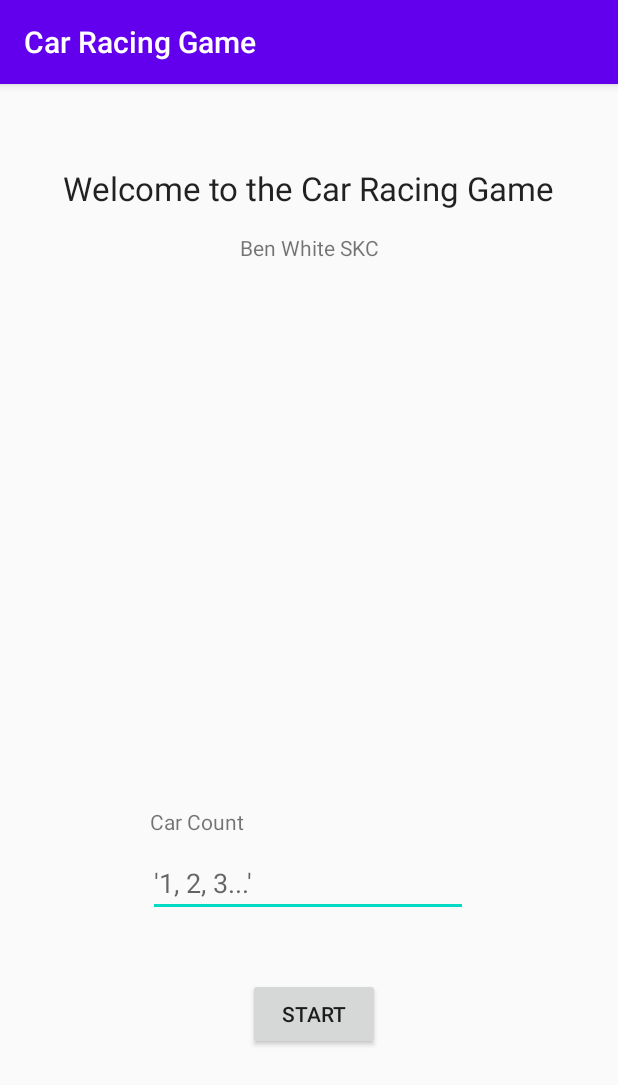
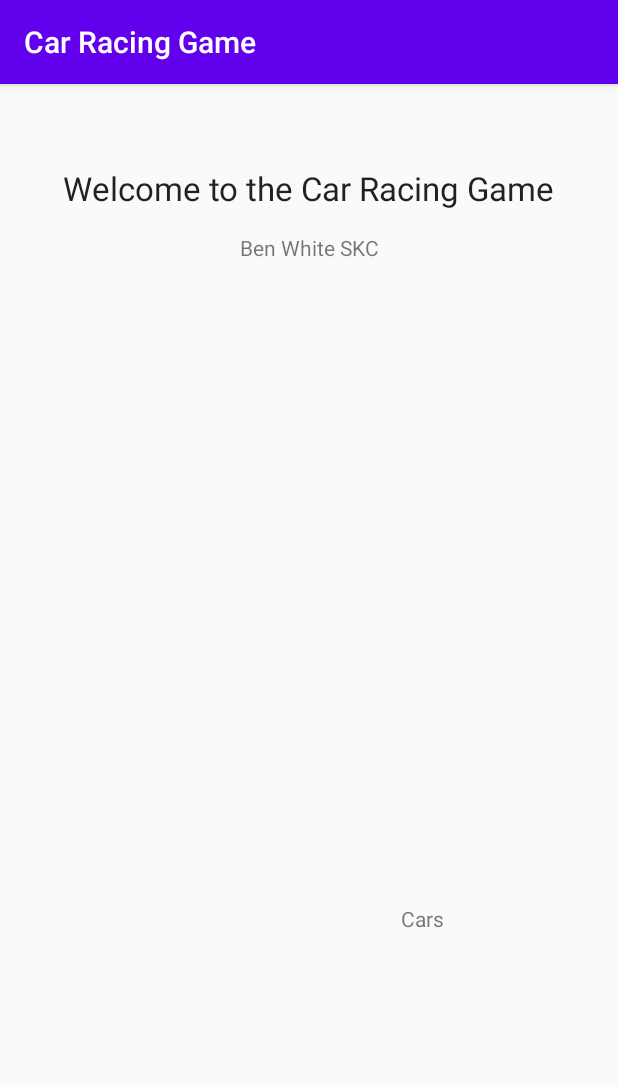
Before and after one commit to UnRealReincarlution/Car-Racing-Game, an Android app: the screen it shows after launch (MainActivity), after a tap on "START", on a phone screen of 412 x 824 dp. Shown: the top 1085 px of the screen. Run offline under Robolectric (Android 15) with nearby library versions, the phone set to English and light mode, and no system bars; 1 statement that could not run was skipped.

Commit message:
Created Car Class

```diff
--- a/app/src/main/java/com/example/carracinggame/MainActivity.kt
+++ b/app/src/main/java/com/example/carracinggame/MainActivity.kt
@@ -7,6 +7,7 @@ import android.widget.Button
 import android.widget.EditText
 import android.widget.TextView
 import org.w3c.dom.Text
+import java.util.*
 
 class MainActivity : AppCompatActivity() {
     override fun onCreate(savedInstanceState: Bundle?) {
@@ -14,15 +15,48 @@ class MainActivity : AppCompatActivity() {
         setContentView(R.layout.activity_main)
 
         val button = findViewById<Button>(R.id.start_button)
-        val car_count = findViewById<EditText>(R.id.number_of_cars).text;
+        val car_count = findViewById<EditText>(R.id.number_of_cars).text
+        val car_counter = findViewById<EditText>(R.id.number_of_cars)
         val text_to_change = findViewById<TextView>(R.id.changeMe)
+        val tooltip_text = findViewById<TextView>(R.id.car_count_tooltip)
 
         button.setOnClickListener {
-            text_to_change.text = car_count
+            text_to_change.text = "$car_count Cars"
+            car_counter.setVisibility(EditText.GONE)
+            button.setVisibility(Button.GONE)
+            tooltip_text.setVisibility(TextView.GONE)
+            val number_of_cars = car_count.toString().toInt()
+
+            val cars = MutableList(number_of_cars) { Car() }
+            for(x in 0 until number_of_cars){
+                cars.add(createCar(x))
+                print("Creating Car $x")
+            }
+
+            runGame(cars)
         }
+    }
 
+    private fun createCar(car_number: Int): Car {
+        val car = Car()
+        car.car_no = car_number
+        return car
+    }
+
+    private fun runGame(cars: MutableList<Car>) {
+        renderCars(cars)
+    }
+
+    private fun renderCars(cars: MutableList<Car>){
 
     }
+}
 
-
+class Car() {
+    private var x: Int = 0
+    private var y: Int = 0
+    var position: Int = 0
+    var car_no: Int = 0
+    var finished: Boolean = false
+    var placement: Int = 0
 }
--- a/app/src/main/res/layout/activity_main.xml
+++ b/app/src/main/res/layout/activity_main.xml
@@ -42,7 +42,7 @@
         app:layout_constraintLeft_toLeftOf="parent"
         app:layout_constraintRight_toRightOf="parent"
         app:layout_constraintTop_toTopOf="parent"
-        app:layout_constraintVertical_bias="0.706" />
+        app:layout_constraintVertical_bias="0.845" />
 
     <Button
         android:id="@+id/start_button"
@@ -54,10 +54,10 @@
         app:layout_constraintLeft_toLeftOf="parent"
         app:layout_constraintRight_toRightOf="parent"
         app:layout_constraintTop_toTopOf="parent"
-        app:layout_constraintVertical_bias="0.828" />
+        app:layout_constraintVertical_bias="0.929" />
 
     <TextView
-        android:id="@+id/textView2"
+        android:id="@+id/car_count_tooltip"
         android:layout_width="wrap_content"
         android:layout_height="wrap_content"
         android:text="Car Count"
@@ -66,22 +66,16 @@
         app:layout_constraintLeft_toLeftOf="parent"
         app:layout_constraintRight_toRightOf="parent"
         app:layout_constraintTop_toTopOf="parent"
-        app:layout_constraintVertical_bias="0.644" />
+        app:layout_constraintVertical_bias="0.762" />
 
     <TextView
         android:id="@+id/changeMe"
         android:layout_width="wrap_content"
         android:layout_height="wrap_content"
-        android:layout_marginStart="182dp"
-        android:layout_marginLeft="182dp"
-        android:layout_marginTop="287dp"
-        android:layout_marginEnd="172dp"
-        android:layout_marginRight="172dp"
-        android:layout_marginBottom="65dp"
-        android:text="Not Clicked"
-        app:layout_constraintBottom_toTopOf="@+id/number_of_cars"
+        android:layout_marginTop="428dp"
+        android:layout_marginEnd="116dp"
+        android:layout_marginRight="116dp"
         app:layout_constraintEnd_toEndOf="parent"
-        app:layout_constraintStart_toStartOf="parent"
         app:layout_constraintTop_toBottomOf="@+id/textView" />
 
 </androidx.constraintlayout.widget.ConstraintLayout>
```
